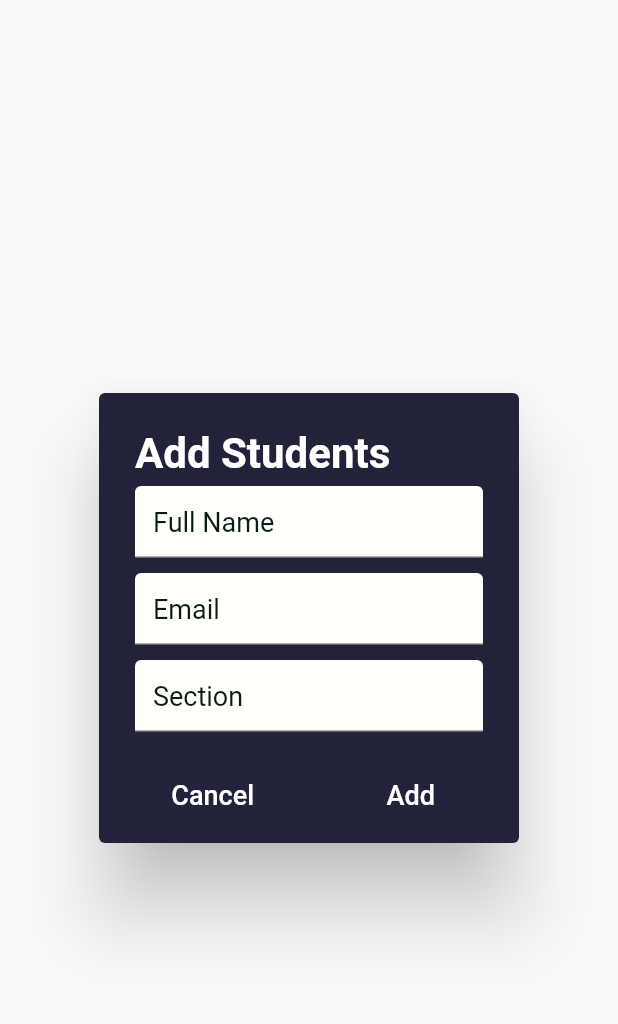
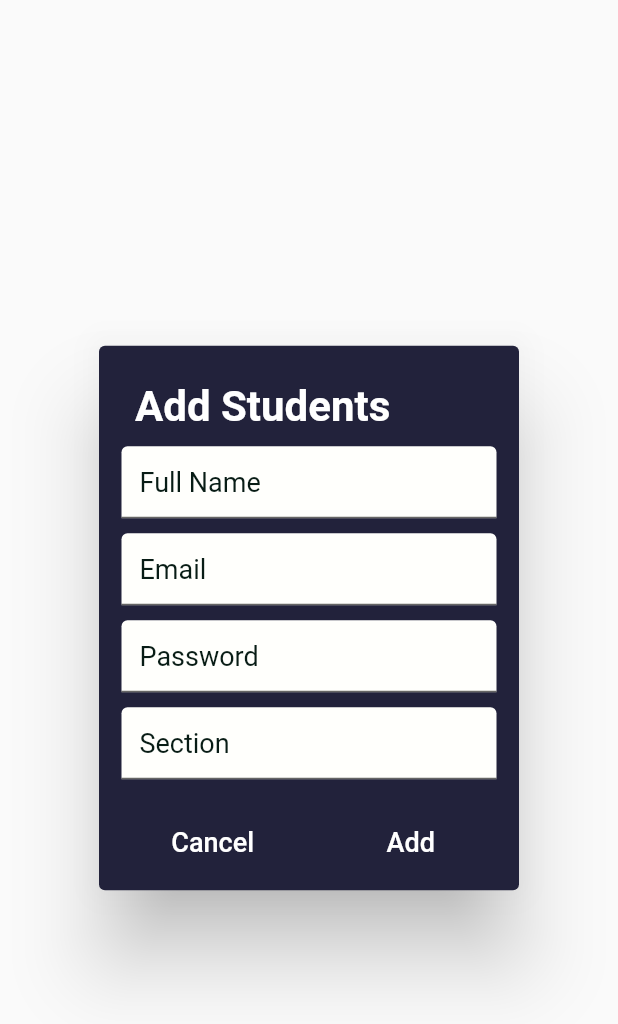
Before and after one commit to Yos0107/hajirr_xu, a Flutter app: the AddStudentAlertDialog widget shown alone on an empty page, opened directly, on a phone screen of 412 x 824 dp. Shown: the top 1024 px of the screen. Run offline on Flutter 3.47's test engine with Material 2 defaults, Android fonts, the light colour scheme and no system bars; our stand-ins replace cloud_firestore, firebase_auth, firebase_core, get, table_calendar; missing offline and left inert: mysql1; accounts and stored records are empty; network calls fail.

Commit message:
student list

```diff
--- a/lib/View/Login/login.dart
+++ b/lib/View/Login/login.dart
@@ -123,8 +123,7 @@ class _MyLoginState extends State<MyLogin> {
                                     password: passwordController.text);
 
                             email = usercredential.user!.email.toString();
-                            fullName = fullName.toString();
-
+                            print(email);
                             print(usercredential);
                             usercredential.user!.emailVerified.toString();
                             ScaffoldMessenger.of(context).showSnackBar(
--- a/lib/addRemoveStudents.dart/addStudent.dart
+++ b/lib/addRemoveStudents.dart/addStudent.dart
@@ -8,7 +8,7 @@ class AddStudentAlertDialog extends StatelessWidget {
     return Container(
       child: AlertDialog(
         backgroundColor: Color(0xFF22223B),
-        contentPadding: EdgeInsets.fromLTRB(24, 5, 24, 10),
+        contentPadding: EdgeInsets.fromLTRB(15, 10, 15, 10),
         title: Text(
           'Add Students',
           style: TextStyle(
@@ -36,6 +36,21 @@ class AddStudentAlertDialog extends StatelessWidget {
                 fillColor: Color(0xFFFFFFFC),
                 filled: true,
                 hintText: 'Email',
+                hintStyle: TextStyle(
+                    fontWeight: FontWeight.w400,
+                    fontSize: 18.0,
+                    color: Color(0xFF081C15)),
+              ),
+            ),
+            SizedBox(
+              height: 10,
+            ),
+            TextField(
+              obscureText: true,
+              decoration: InputDecoration(
+                fillColor: Color(0xFFFFFFFC),
+                filled: true,
+                hintText: 'Password',
                 hintStyle: TextStyle(
                     fontWeight: FontWeight.w400,
                     fontSize: 18.0,
--- a/lib/logic/Models/login_controller.dart
+++ b/lib/logic/Models/login_controller.dart
@@ -3,11 +3,13 @@ import 'package:get/get.dart';
 
 dynamic userCredential = "".obs;
 String email = "".obs as String;
-String fullName = "".obs as String;
 
 /// user ko details
 String loggedInEmail = "".obs as String;
 String loggedInUserName = "".obs as String;
-// String fullName = "".obs as String;
+
+var listOfStudents = [].obs;
+
+
 
 //for one day attendance
```
Also changed, not shown: lib/addRemoveStudents.dart/removeStudents.dart (+61 -13 lines), lib/drawer.dart/studentDrawer.dart (+23 -19 lines), lib/logic/Models/getUserDetailsController.dart (deleted, +0 -30 lines).
